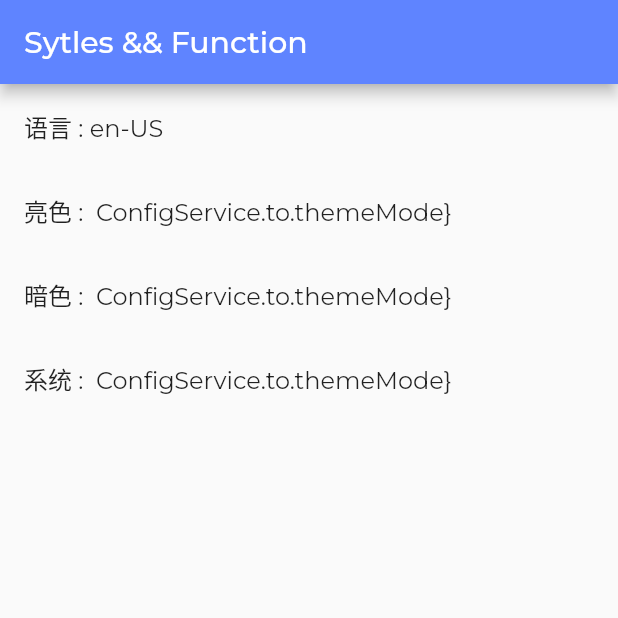
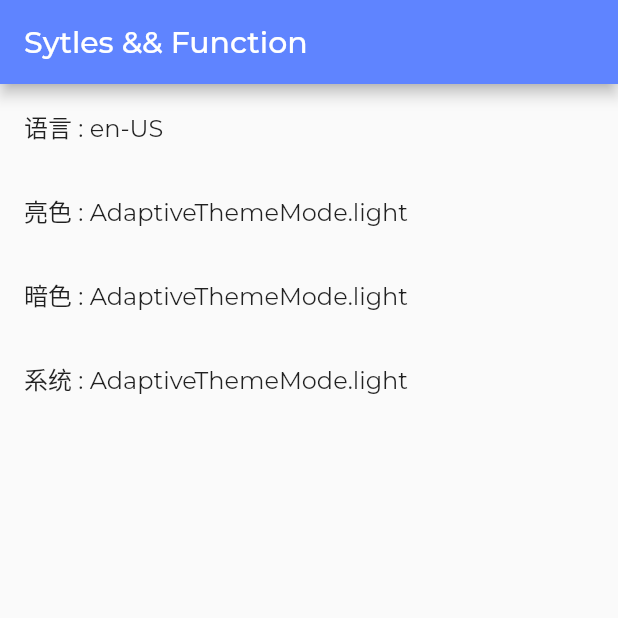
Before and after one commit to xhzk/flutter_heiyanquan, a Flutter app: the screen it shows after launch, on a phone screen of 412 x 824 dp, the top half of it. Run offline on Flutter 3.47's test engine with Material 3 defaults, Android fonts, the phone set to English and light mode, and no system bars; our stand-ins replace adaptive_theme, dio, get, package_info_plus, shared_preferences.

Commit message:
fix: 括号未闭合问题

```diff
--- a/lib/pages/styles/styles_index/view.dart
+++ b/lib/pages/styles/styles_index/view.dart
@@ -21,15 +21,15 @@ class StylesIndexPage extends GetView<StylesIndexController> {
       // 主题
       ListTile(
         onTap: () => controller.onThemeSelected("light"),
-        title: Text("亮色 :  ConfigService.to.themeMode}"),
+        title: Text("亮色 : ${ConfigService.to.themeMode}"),
       ),
       ListTile(
         onTap: () => controller.onThemeSelected("dark"),
-        title: Text("暗色 :  ConfigService.to.themeMode}"),
+        title: Text("暗色 : ${ConfigService.to.themeMode}"),
       ),
       ListTile(
         onTap: () => controller.onThemeSelected("system"),
-        title: Text("系统 :  ConfigService.to.themeMode}"),
+        title: Text("系统 : ${ConfigService.to.themeMode}"),
       ),
     ]);
   }
```
